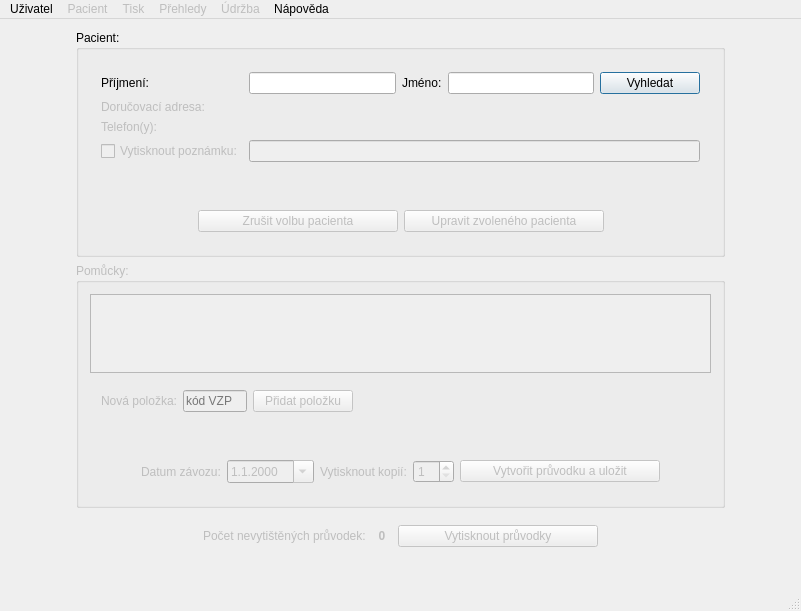
The window that MainWindow.ui (RadicalSK/zavozy) describes before a commit, drawn with Qt 5.
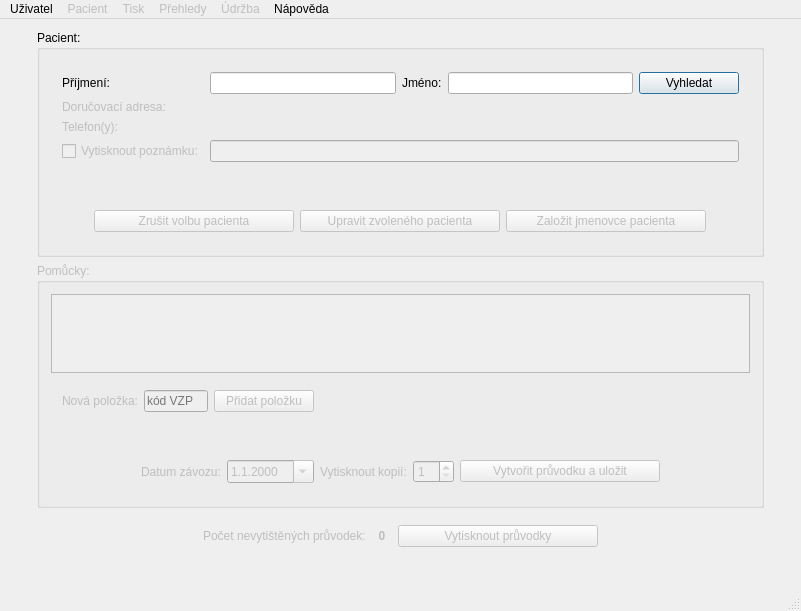
The same window after the commit.

Commit message: Pridej tlacitko "Zalozit jmenovce pacienta"

```diff
--- a/MainWindow.ui
+++ b/MainWindow.ui
@@ -234,6 +234,22 @@
               </property>
              </widget>
             </item>
+            <item>
+             <widget class="QPushButton" name="tlacitkoZalozitJmenovcePacienta">
+              <property name="enabled">
+               <bool>false</bool>
+              </property>
+              <property name="minimumSize">
+               <size>
+                <width>200</width>
+                <height>0</height>
+               </size>
+              </property>
+              <property name="text">
+               <string>Založit jmenovce pacienta</string>
+              </property>
+             </widget>
+            </item>
             <item>
              <spacer name="horizontalSpacer_2">
               <property name="orientation">
@@ -287,7 +303,7 @@
              <rect>
               <x>0</x>
               <y>0</y>
-              <width>654</width>
+              <width>701</width>
               <height>68</height>
              </rect>
             </property>
```
The commit also changes 2 other files.
